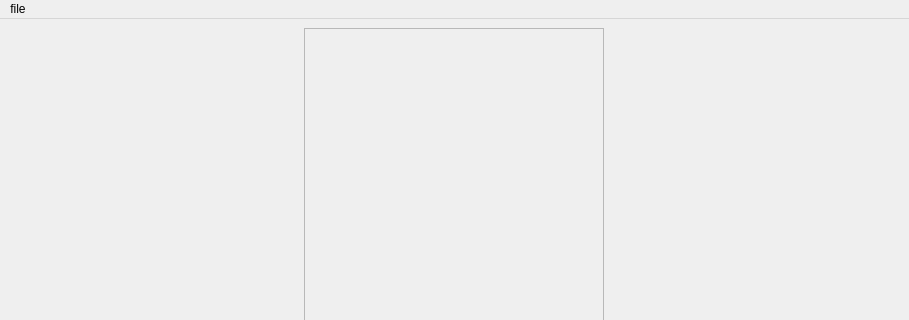
VitTolok/LinSolverReboot, file include/GUI/ui/MainWindow.ui: the form before one commit; both pictures show x 0 to 909 and y 0 to 320 of the 909 by 572 pixel window.
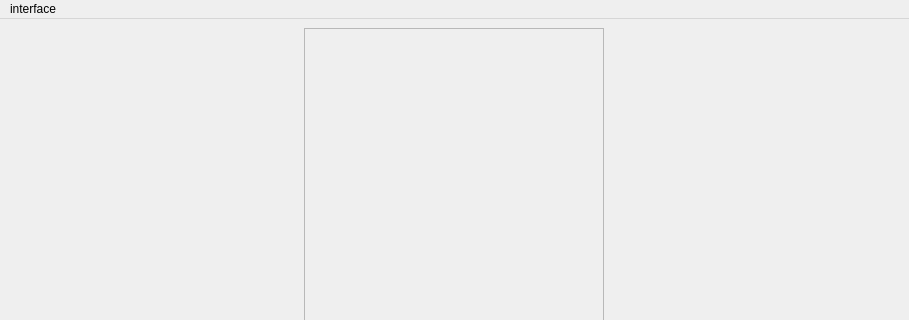
The form after the commit.

Commit message: interface summoning

What changed in the file:
```diff
--- a/include/GUI/ui/MainWindow.ui
+++ b/include/GUI/ui/MainWindow.ui
@@ -70,13 +70,13 @@
      <height>19</height>
     </rect>
    </property>
-   <widget class="QMenu" name="menufile">
+   <widget class="QMenu" name="menuinterface">
     <property name="title">
-     <string>file</string>
+     <string>interface</string>
     </property>
     <addaction name="actionnew_calculation"/>
    </widget>
-   <addaction name="menufile"/>
+   <addaction name="menuinterface"/>
   </widget>
   <widget class="QStatusBar" name="statusbar"/>
   <action name="actionnew_calculation">
```
Left out of the diff: 1 changed line with no effect on the pictures. The commit also changes 8 other files.
